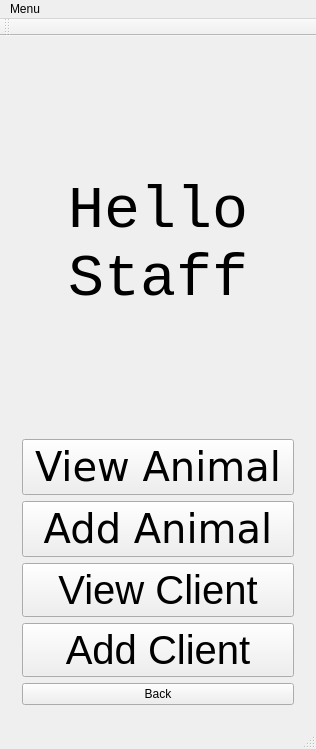
husseinkhlawey/NullPointerException, file cuACS/mainwindow.ui: the form before one commit.
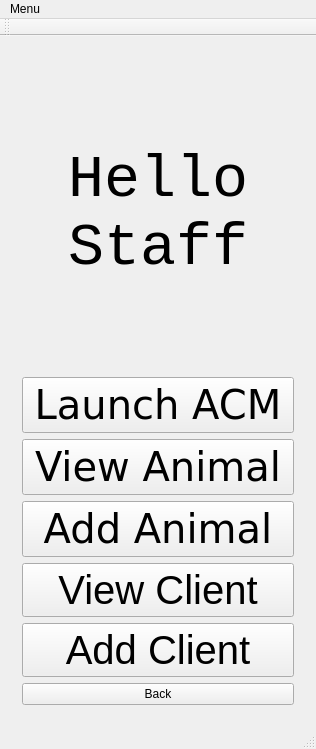
The form after the commit. The open tabs and pages were chosen to show the change.

Patch:
```diff
--- a/cuACS/mainwindow.ui
+++ b/cuACS/mainwindow.ui
@@ -201,6 +201,19 @@
           </property>
          </widget>
         </item>
+        <item>
+         <widget class="QPushButton" name="pushButton_27">
+          <property name="font">
+           <font>
+            <family>DejaVu Sans</family>
+            <pointsize>30</pointsize>
+           </font>
+          </property>
+          <property name="text">
+           <string>Launch ACM</string>
+          </property>
+         </widget>
+        </item>
         <item>
          <widget class="QPushButton" name="pushButton_5">
           <property name="font">
```
Left out of the diff: 15 changed lines with no effect on the pictures.
